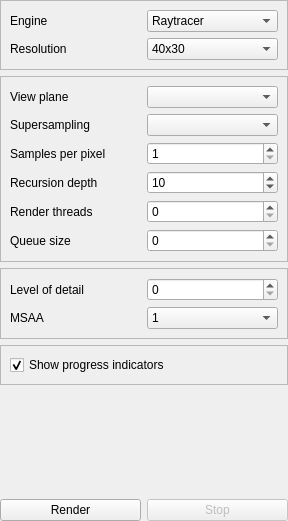
This is src/widgets/world/RenderSettingsWidget.ui in tkadauke/raytracer as Qt 5 draws it before an edit. The edited form follows.
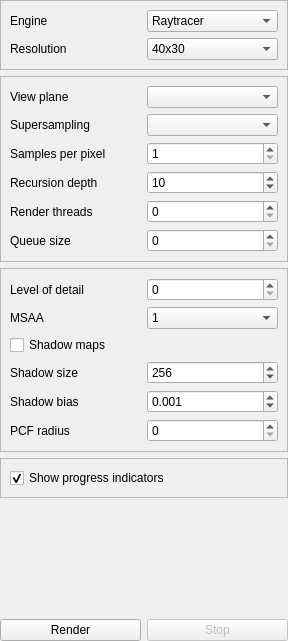
This is the edited form.

Commit message: Expose raster shadow maps in render dialog

```diff
--- a/src/widgets/world/RenderSettingsWidget.ui
+++ b/src/widgets/world/RenderSettingsWidget.ui
@@ -7,7 +7,7 @@
     <x>0</x>
     <y>0</y>
     <width>288</width>
-    <height>521</height>
+    <height>641</height>
    </rect>
   </property>
   <property name="sizePolicy">
@@ -382,6 +382,88 @@
         </item>
        </widget>
       </item>
+      <item row="2" column="0" colspan="2">
+       <widget class="QCheckBox" name="rasterShadowMaps">
+        <property name="toolTip">
+         <string>Enable rasterizer directional-light shadow maps.</string>
+        </property>
+        <property name="text">
+         <string>Shadow maps</string>
+        </property>
+       </widget>
+      </item>
+      <item row="3" column="0">
+       <widget class="QLabel" name="label_rasterShadowMapSize">
+        <property name="text">
+         <string>Shadow size</string>
+        </property>
+       </widget>
+      </item>
+      <item row="3" column="1">
+       <widget class="QSpinBox" name="rasterShadowMapSize">
+        <property name="toolTip">
+         <string>Square shadow-map resolution in pixels.</string>
+        </property>
+        <property name="minimum">
+         <number>1</number>
+        </property>
+        <property name="maximum">
+         <number>8192</number>
+        </property>
+        <property name="value">
+         <number>256</number>
+        </property>
+       </widget>
+      </item>
+      <item row="4" column="0">
+       <widget class="QLabel" name="label_rasterShadowBias">
+        <property name="text">
+         <string>Shadow bias</string>
+        </property>
+       </widget>
+      </item>
+      <item row="4" column="1">
+       <widget class="QDoubleSpinBox" name="rasterShadowBias">
+        <property name="toolTip">
+         <string>Depth-comparison tolerance used to reduce self-shadowing.</string>
+        </property>
+        <property name="decimals">
+         <number>3</number>
+        </property>
+        <property name="maximum">
+         <double>100.000000000000000</double>
+        </property>
+        <property name="singleStep">
+         <double>0.001000000000000</double>
+        </property>
+        <property name="value">
+         <double>0.001000000000000</double>
+        </property>
+       </widget>
+      </item>
+      <item row="5" column="0">
+       <widget class="QLabel" name="label_rasterShadowFilterRadius">
+        <property name="text">
+         <string>PCF radius</string>
+        </property>
+       </widget>
+      </item>
+      <item row="5" column="1">
+       <widget class="QSpinBox" name="rasterShadowFilterRadius">
+        <property name="toolTip">
+         <string>Percentage-closer filtering radius in shadow-map texels. 0 keeps hard shadows.</string>
+        </property>
+        <property name="minimum">
+         <number>0</number>
+        </property>
+        <property name="maximum">
+         <number>16</number>
+        </property>
+        <property name="value">
+         <number>0</number>
+        </property>
+       </widget>
+      </item>
      </layout>
     </widget>
    </item>
```
The commit also changes 7 other files.
